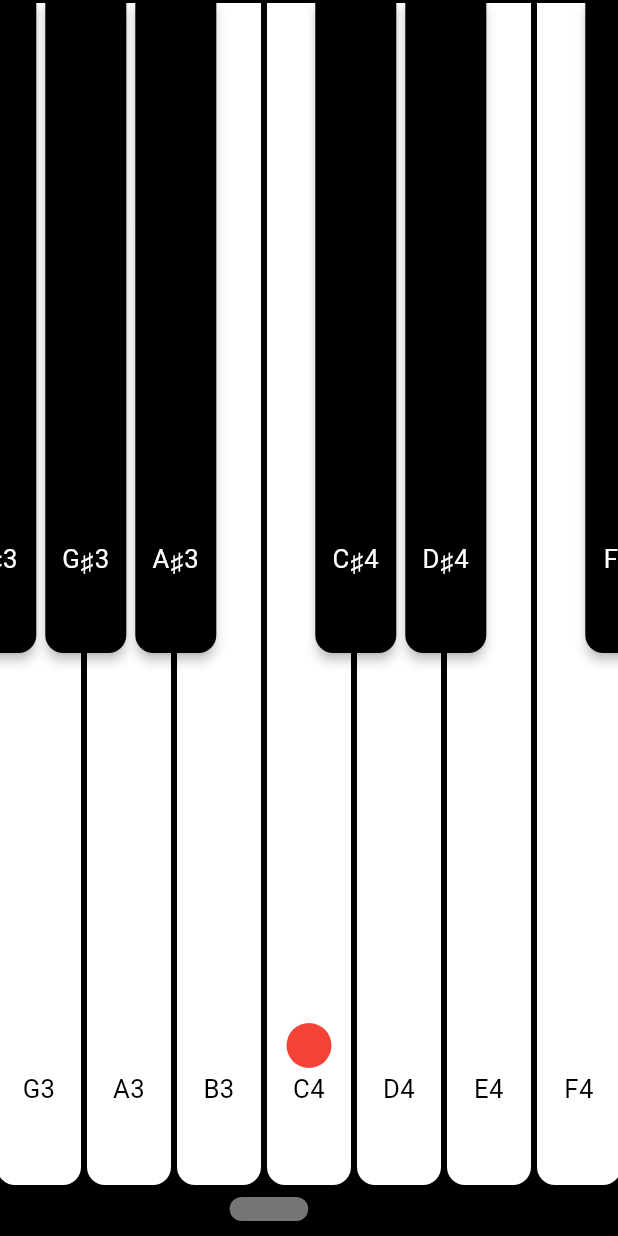
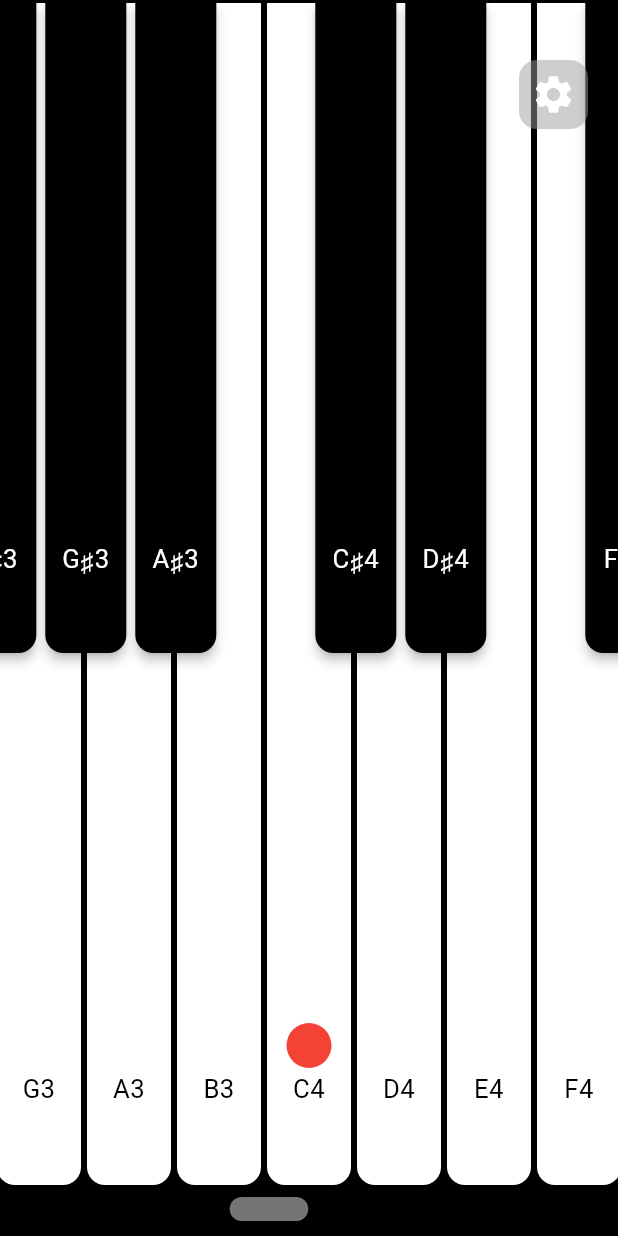
Before and after one commit to SenchaBrest/klava_rename, a Flutter app: the screen it shows after launch, on a phone screen of 412 x 824 dp. Run offline on Flutter 3.47's test engine with Material 3 defaults, Android fonts, the phone set to English and light mode, and no system bars; our stand-ins replace file_picker, freezed_annotation, shared_preferences.

Commit message:
init sf2 settings

```diff
--- a/lib/main.dart
+++ b/lib/main.dart
@@ -3,23 +3,27 @@ import 'package:flutter/material.dart';
 import 'package:flutter/services.dart';
 import 'settings_manager.dart';
 import 'piano-lib/piano.dart';
-import 'package:flutter_midi/flutter_midi.dart';
+import 'screens/sf2_settings.dart';
+// import 'package:flutter_midi/flutter_midi.dart';
 
 void main() {
   runApp(KlavaRename());
 }
 
 class KlavaRename extends StatefulWidget {
+  const KlavaRename({super.key});
+
   @override
   _KlavaRenameState createState() => _KlavaRenameState();
 }
 
 class _KlavaRenameState extends State<KlavaRename> {
-  FlutterMidi flutterMidi = FlutterMidi();
+  // FlutterMidi flutterMidi = FlutterMidi();
   SettingsManager settingsManager = SettingsManager();
   Map<NotePosition, String> settings = {};
   bool isLoading = true;
   bool isBlocking = false;
+  bool showSettings = false;
   late NotePosition tappedNote;
   String pressedKey = "";
 
@@ -31,8 +35,8 @@ class _KlavaRenameState extends State<KlavaRename> {
   }
 
   void loadSoundFont() async {
-    ByteData byteData = await rootBundle.load('assets/sf2/Super_Nintendo_Unofficial_update.sf2');
-    flutterMidi.prepare(sf2: byteData, name: "Super_Nintendo_Unofficial_update.sf2");
+    // ByteData byteData = await rootBundle.load('assets/sf2/Super_Nintendo_Unofficial_update.sf2');
+    // flutterMidi.prepare(sf2: byteData, name: "Super_Nintendo_Unofficial_update.sf2");
   }
 
   void loadSettings() async {
@@ -62,6 +66,7 @@ class _KlavaRenameState extends State<KlavaRename> {
             });
           } else {
             playNote(settingsManager.getNoteForSetting(settings, pressedKey));
+            print(1);
           }
         }
       },
@@ -90,8 +95,68 @@ class _KlavaRenameState extends State<KlavaRename> {
                   },
                 ),
               ),
-              if (isBlocking)
-                Positioned.fill(
+              if (isBlocking) ...[
+                AbsorbPointer(
+                  absorbing: true,
+                  child: Opacity(
+                    opacity: 0.6,
+                    child: Container(
+                      color: Colors.black,
+                    ),
+                  ),
+                ),
+                buildBlockingWidget(),
+              ],
+              Positioned(
+                top: 40,
+                right: 20,
+                child: isBlocking
+                    ? Container()
+                    : CupertinoButton(
+                  color: Colors.grey.withOpacity(0.5),
+                  padding: EdgeInsets.all(8),
+                  child: const Icon(
+                    Icons.settings,
+                    size: 30,
+                    color: Colors.white,
+                  ),
+                  onPressed: () {
+                    setState(() {
+                      showSettings = true;
+                    });
+                  },
+                ),
+              ),
+              // Внутри метода build основного виджета
+              // Внутри метода build основного виджета
+              if (showSettings)
+                SettingsWidget(
+                  onSave: (int option1, int option2, int option3, int option4) {
+                    setState(() {
+                      showSettings = false;
+                      print('Selected Option 1: $option1');
+                      print('Selected Option 2: $option2');
+                      print('Selected Option 3: $option3');
+                    });
+                  },
+                  onCancel: () {
+                    setState(() {
+                      showSettings = false;
+                    });
+                  },
+                ),
+
+
+            ],
+
+          ),
+        ),
+      ),
+    );
+  }
+
+  Widget buildBlockingWidget() {
+    return Positioned.fill(
       child: Container(
         color: Colors.black87,
         child: Center(
@@ -116,7 +181,6 @@ class _KlavaRenameState extends State<KlavaRename> {
                   ],
                 ),
               ),
-
               const SizedBox(height: 20),
               const Text(
                 "Press any key to continue",
@@ -169,18 +233,13 @@ class _KlavaRenameState extends State<KlavaRename> {
           ),
         ),
       ),
-                ),
-            ],
-          ),
-        ),
-      ),
     );
   }
 
   void playNote(NotePosition? position) {
-    if (position != null) {
-      int midiNumber = position.octave * 12 + position.note.index + 21;
-      flutterMidi.playMidiNote(midi: midiNumber);
+    // if (position != null) {
+    //   int midiNumber = position.octave * 12 + position.note.index + 21;
+    //   flutterMidi.playMidiNote(midi: midiNumber);
+    // }
   }
 }
-}
```
Lines whose indentation alone changed are shown as unchanged.
